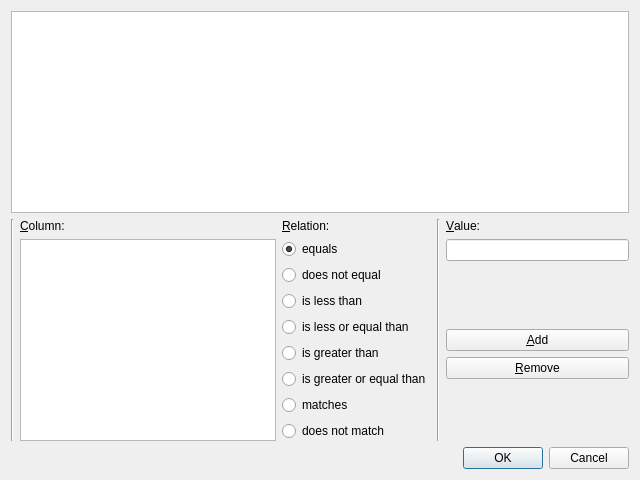
First picture: the form in coquery/gui/ui/addFilter.ui, repository gkunter/coquery, before the edit.
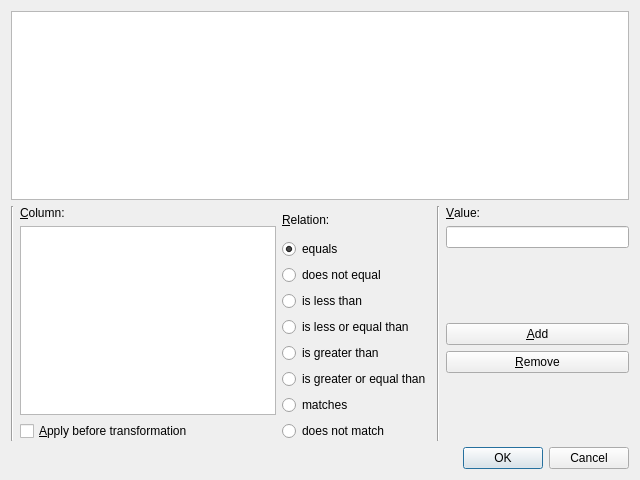
Second picture: the form after the edit.

Commit message: Add filter stages. Fixes issue #240

Diff of the .ui file:
```diff
--- a/coquery/gui/ui/addFilter.ui
+++ b/coquery/gui/ui/addFilter.ui
@@ -64,6 +64,13 @@
           <item>
            <widget class="QListWidget" name="list_columns"/>
           </item>
+          <item>
+           <widget class="QCheckBox" name="check_before_transformation">
+            <property name="text">
+             <string>&amp;Apply before transformation</string>
+            </property>
+           </widget>
+          </item>
          </layout>
         </item>
         <item>
```
The commit also changes 3 other files.
